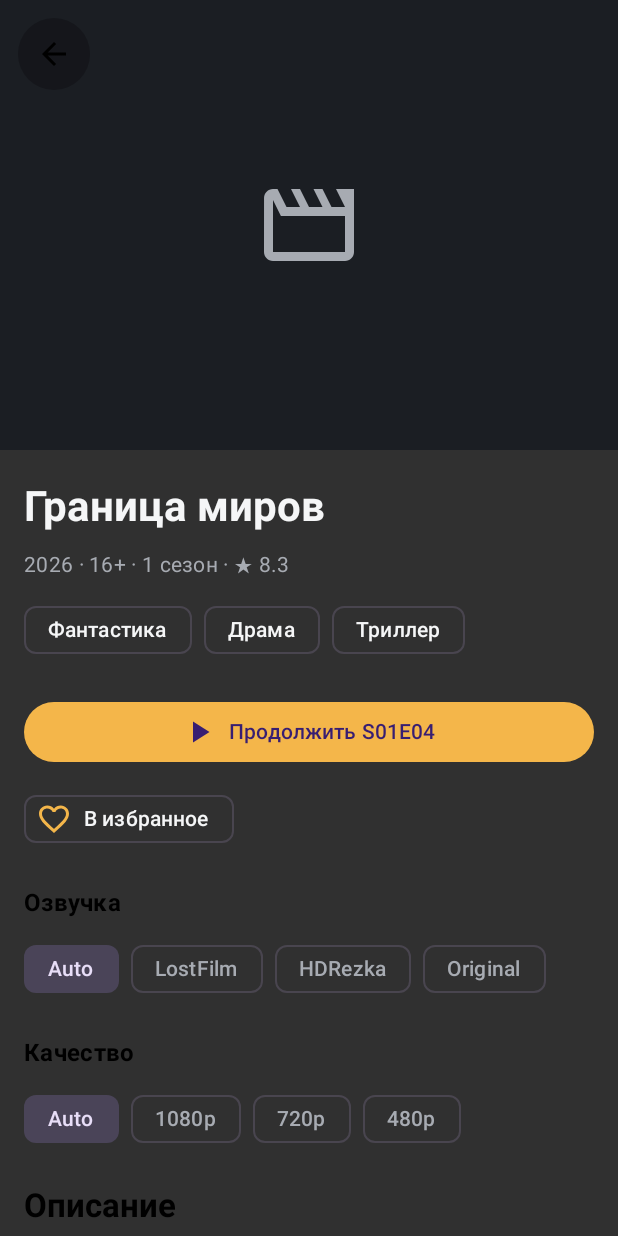
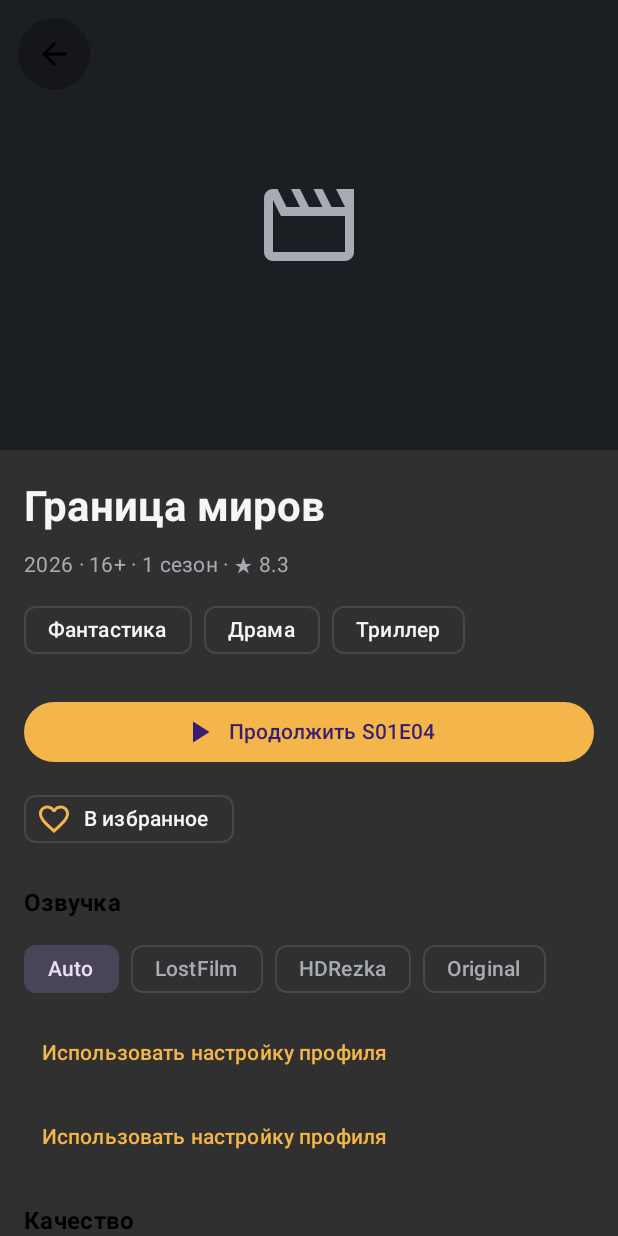
Before and after one commit to KatiSim/Movia, an Android app built with Jetpack Compose: the screen it shows after launch (MainActivity), after a tap on "Auto", on a phone screen of 412 x 824 dp. Run offline under Robolectric (Android 15) with nearby library versions, the light colour scheme and no system bars; 3 other taps on this screen came first.

Commit message:
state: add per-title overrides and resume progress

```diff
--- a/app/src/main/java/app/viora/android/data/preferences/VioraPreferencesRepository.kt
+++ b/app/src/main/java/app/viora/android/data/preferences/VioraPreferencesRepository.kt
@@ -5,6 +5,7 @@ import androidx.datastore.preferences.core.Preferences
 import androidx.datastore.preferences.core.booleanPreferencesKey
 import androidx.datastore.preferences.core.edit
 import androidx.datastore.preferences.core.emptyPreferences
+import androidx.datastore.preferences.core.longPreferencesKey
 import androidx.datastore.preferences.core.stringPreferencesKey
 import androidx.datastore.preferences.core.stringSetPreferencesKey
 import androidx.datastore.preferences.preferencesDataStore
@@ -14,6 +15,7 @@ import kotlinx.coroutines.flow.catch
 import kotlinx.coroutines.flow.map
 
 private val Context.vioraDataStore by preferencesDataStore(name = "viora_preferences")
+private const val ENTRY_SEPARATOR = "\u001F"
 
 data class PlaybackPreferences(
     val audio: String = "Auto",
@@ -22,6 +24,24 @@ data class PlaybackPreferences(
     val autoNextEnabled: Boolean = true,
     val wifiOnlyDownloads: Boolean = true,
 )
+
+data class TitlePlaybackPreferences(
+    val audio: String? = null,
+    val quality: String? = null,
+)
+
+data class PlaybackProgress(
+    val title: String = "",
+    val positionMs: Long = 0L,
+    val durationMs: Long = 0L,
+) {
+    val fraction: Float
+        get() = if (durationMs > 0L) {
+            (positionMs.toDouble() / durationMs.toDouble()).coerceIn(0.0, 1.0).toFloat()
+        } else {
+            0f
+        }
+}
 
 class VioraPreferencesRepository(
     private val context: Context,
@@ -33,6 +53,11 @@ class VioraPreferencesRepository(
         val autoNext = booleanPreferencesKey("playback_auto_next")
         val wifiOnlyDownloads = booleanPreferencesKey("downloads_wifi_only")
         val favorites = stringSetPreferencesKey("library_favorites")
+        val titleAudioOverrides = stringSetPreferencesKey("title_audio_overrides")
+        val titleQualityOverrides = stringSetPreferencesKey("title_quality_overrides")
+        val lastTitle = stringPreferencesKey("last_playback_title")
+        val lastPosition = longPreferencesKey("last_playback_position_ms")
+        val lastDuration = longPreferencesKey("last_playback_duration_ms")
     }
 
     private val safeData: Flow<Preferences> = context.vioraDataStore.data.catch { error ->
@@ -51,6 +76,21 @@ class VioraPreferencesRepository(
 
     val favorites: Flow<Set<String>> = safeData.map { prefs ->
         prefs[Keys.favorites].orEmpty()
+    }
+
+    val lastProgress: Flow<PlaybackProgress> = safeData.map { prefs ->
+        PlaybackProgress(
+            title = prefs[Keys.lastTitle].orEmpty(),
+            positionMs = prefs[Keys.lastPosition] ?: 0L,
+            durationMs = prefs[Keys.lastDuration] ?: 0L,
+        )
+    }
+
+    fun titlePlaybackPreferences(title: String): Flow<TitlePlaybackPreferences> = safeData.map { prefs ->
+        TitlePlaybackPreferences(
+            audio = findOverride(prefs[Keys.titleAudioOverrides].orEmpty(), title),
+            quality = findOverride(prefs[Keys.titleQualityOverrides].orEmpty(), title),
+        )
     }
 
     suspend fun setAudio(value: String) {
@@ -80,4 +120,39 @@ class VioraPreferencesRepository(
             prefs[Keys.favorites] = next
         }
     }
+
+    suspend fun setTitleAudio(title: String, value: String?) {
+        updateOverride(Keys.titleAudioOverrides, title, value)
+    }
+
+    suspend fun setTitleQuality(title: String, value: String?) {
+        updateOverride(Keys.titleQualityOverrides, title, value)
+    }
+
+    suspend fun saveProgress(title: String, positionMs: Long, durationMs: Long) {
+        if (title.isBlank() || positionMs < 0L) return
+        context.vioraDataStore.edit { prefs ->
+            prefs[Keys.lastTitle] = title
+            prefs[Keys.lastPosition] = positionMs
+            if (durationMs > 0L) prefs[Keys.lastDuration] = durationMs
+        }
+    }
+
+    private suspend fun updateOverride(
+        key: Preferences.Key<Set<String>>,
+        title: String,
+        value: String?,
+    ) {
+        context.vioraDataStore.edit { prefs ->
+            val entries = prefs[key].orEmpty().toMutableSet()
+            entries.removeAll { entry -> entry.substringBefore(ENTRY_SEPARATOR) == title }
+            if (value != null) entries += "$title$ENTRY_SEPARATOR$value"
+            prefs[key] = entries
+        }
+    }
+
+    private fun findOverride(entries: Set<String>, title: String): String? = entries
+        .firstOrNull { entry -> entry.substringBefore(ENTRY_SEPARATOR) == title }
+        ?.substringAfter(ENTRY_SEPARATOR, missingDelimiterValue = "")
+        ?.takeIf { it.isNotEmpty() }
 }
--- a/app/src/main/java/app/viora/android/ui/VioraApp.kt
+++ b/app/src/main/java/app/viora/android/ui/VioraApp.kt
@@ -31,6 +31,8 @@ import androidx.compose.ui.Modifier
 import androidx.compose.ui.graphics.vector.ImageVector
 import androidx.compose.ui.platform.LocalContext
 import app.viora.android.data.preferences.PlaybackPreferences
+import app.viora.android.data.preferences.PlaybackProgress
+import app.viora.android.data.preferences.TitlePlaybackPreferences
 import app.viora.android.data.preferences.VioraPreferencesRepository
 import app.viora.android.ui.catalog.CatalogScreen
 import app.viora.android.ui.details.DetailsScreen
@@ -65,10 +67,9 @@ fun VioraApp() {
             VioraPreferencesRepository(context.applicationContext)
         }
         val scope = rememberCoroutineScope()
-        val playbackPreferences by preferencesRepository.playbackPreferences.collectAsState(
-            initial = PlaybackPreferences(),
-        )
+        val playbackPreferences by preferencesRepository.playbackPreferences.collectAsState(initial = PlaybackPreferences())
         val favorites by preferencesRepository.favorites.collectAsState(initial = emptySet())
+        val lastProgress by preferencesRepository.lastProgress.collectAsState(initial = PlaybackProgress())
 
         var selectedIndex by rememberSaveable { mutableIntStateOf(0) }
         var detailsTitle by rememberSaveable { mutableStateOf<String?>(null) }
@@ -76,9 +77,14 @@ fun VioraApp() {
         var playbackSettingsOpen by rememberSaveable { mutableStateOf(false) }
 
         if (playTitle != null) {
+            val title = playTitle.orEmpty()
             PlayerScreen(
-                title = playTitle.orEmpty(),
+                title = title,
                 onBack = { playTitle = null },
+                startPositionMs = if (lastProgress.title == title) lastProgress.positionMs else 0L,
+                onProgress = { positionMs, durationMs ->
+                    scope.launch { preferencesRepository.saveProgress(title, positionMs, durationMs) }
+                },
                 modifier = Modifier.fillMaxSize(),
             )
             return@VioraTheme
@@ -86,22 +92,33 @@ fun VioraApp() {
 
         if (detailsTitle != null) {
             val title = detailsTitle.orEmpty()
+            val titlePreferencesFlow = remember(title, preferencesRepository) {
+                preferencesRepository.titlePlaybackPreferences(title)
+            }
+            val titlePreferences by titlePreferencesFlow.collectAsState(initial = TitlePlaybackPreferences())
+            val resolvedAudio = titlePreferences.audio ?: playbackPreferences.audio
+            val resolvedQuality = titlePreferences.quality ?: playbackPreferences.quality
+
             DetailsScreen(
                 title = title,
                 onBack = { detailsTitle = null },
                 onPlay = { playTitle = it },
                 favorite = title in favorites,
-                selectedAudio = playbackPreferences.audio,
-                selectedQuality = playbackPreferences.quality,
+                selectedAudio = resolvedAudio,
+                selectedQuality = resolvedQuality,
                 onFavoriteChange = { favorite ->
                     scope.launch { preferencesRepository.setFavorite(title, favorite) }
                 },
                 onAudioSelected = { audio ->
-                    scope.launch { preferencesRepository.setAudio(audio) }
+                    scope.launch { preferencesRepository.setTitleAudio(title, audio) }
                 },
                 onQualitySelected = { quality ->
-                    scope.launch { preferencesRepository.setQuality(quality) }
+                    scope.launch { preferencesRepository.setTitleQuality(title, quality) }
                 },
+                audioIsOverride = titlePreferences.audio != null,
+                qualityIsOverride = titlePreferences.quality != null,
+                onResetAudio = { scope.launch { preferencesRepository.setTitleAudio(title, null) } },
+                onResetQuality = { scope.launch { preferencesRepository.setTitleQuality(title, null) } },
                 modifier = Modifier.fillMaxSize(),
             )
             return@VioraTheme
@@ -146,7 +163,9 @@ fun VioraApp() {
                 0 -> HomeScreen(
                     modifier = Modifier.fillMaxSize(),
                     contentPadding = innerPadding,
+                    progress = lastProgress,
                     onOpenDetails = { detailsTitle = it },
+                    onContinue = { playTitle = it },
                 )
                 1 -> CatalogScreen(
                     modifier = Modifier.fillMaxSize(),
--- a/app/src/main/java/app/viora/android/ui/details/DetailsScreen.kt
+++ b/app/src/main/java/app/viora/android/ui/details/DetailsScreen.kt
@@ -29,6 +29,7 @@ import androidx.compose.material3.Icon
 import androidx.compose.material3.IconButton
 import androidx.compose.material3.MaterialTheme
 import androidx.compose.material3.Text
+import androidx.compose.material3.TextButton
 import androidx.compose.runtime.Composable
 import androidx.compose.ui.Alignment
 import androidx.compose.ui.Modifier
@@ -51,6 +52,10 @@ fun DetailsScreen(
     onFavoriteChange: (Boolean) -> Unit = {},
     onAudioSelected: (String) -> Unit = {},
     onQualitySelected: (String) -> Unit = {},
+    audioIsOverride: Boolean = false,
+    qualityIsOverride: Boolean = false,
+    onResetAudio: () -> Unit = {},
+    onResetQuality: () -> Unit = {},
     modifier: Modifier = Modifier,
 ) {
     val isSeries = title == "Нулевая орбита" || title == "Граница миров"
@@ -147,6 +152,8 @@ fun DetailsScreen(
                 options = audioOptions,
                 selected = selectedAudio,
                 onSelect = onAudioSelected,
+                isOverride = audioIsOverride,
+                onReset = onResetAudio,
             )
         }
 
@@ -156,6 +163,8 @@ fun DetailsScreen(
                 options = qualityOptions,
                 selected = selectedQuality,
                 onSelect = onQualitySelected,
+                isOverride = qualityIsOverride,
+                onReset = onResetQuality,
             )
         }
 
@@ -209,6 +218,8 @@ private fun SelectorSection(
     options: List<String>,
     selected: String,
     onSelect: (String) -> Unit,
+    isOverride: Boolean,
+    onReset: () -> Unit,
 ) {
     Column(
         modifier = Modifier.padding(horizontal = 16.dp),
@@ -222,6 +233,16 @@ private fun SelectorSection(
                     onClick = { onSelect(option) },
                     label = { Text(option) },
                 )
+            }
+        }
+        if (isOverride) {
+            TextButton(onClick = onReset) {
+                Text("Использовать настройку профиля")
+            }
+        }
+        if (isOverride) {
+            TextButton(onClick = onReset) {
+                Text("Использовать настройку профиля")
             }
         }
     }
--- a/app/src/main/java/app/viora/android/ui/home/HomeScreen.kt
+++ b/app/src/main/java/app/viora/android/ui/home/HomeScreen.kt
@@ -28,13 +28,11 @@ import androidx.compose.ui.Modifier
 import androidx.compose.ui.draw.clip
 import androidx.compose.ui.text.font.FontWeight
 import androidx.compose.ui.unit.dp
+import app.viora.android.data.preferences.PlaybackProgress
 import app.viora.android.ui.components.MediaCard
 import app.viora.android.ui.components.SectionHeader
 
-data class HomeMediaItem(
-    val title: String,
-    val meta: String,
-)
+data class HomeMediaItem(val title: String, val meta: String)
 
 private val recommendedItems = listOf(
     HomeMediaItem("Граница миров", "2026 · ★ 8.1"),
@@ -54,7 +52,9 @@ private val newItems = listOf(
 fun HomeScreen(
     contentPadding: PaddingValues,
     modifier: Modifier = Modifier,
+    progress: PlaybackProgress = PlaybackProgress(),
     onOpenDetails: (String) -> Unit = {},
+    onContinue: (String) -> Unit = {},
 ) {
     LazyColumn(
         modifier = modifier,
@@ -68,108 +68,68 @@ fun HomeScreen(
     ) {
         item {
             Column(verticalArrangement = Arrangement.spacedBy(4.dp)) {
-                Text(
-                    text = "Viora",
-                    style = MaterialTheme.typography.headlineMedium,
-                    fontWeight = FontWeight.Bold,
-                    color = MaterialTheme.colorScheme.primary,
-                )
-                Text(
-                    text = "Смотрите дальше с того места, где остановились",
-                    style = MaterialTheme.typography.bodyMedium,
-                    color = MaterialTheme.colorScheme.onSurfaceVariant,
-                )
+                Text("Viora", style = MaterialTheme.typography.headlineMedium, fontWeight = FontWeight.Bold, color = MaterialTheme.colorScheme.primary)
+                Text("Смотрите дальше с того места, где остановились", style = MaterialTheme.typography.bodyMedium, color = MaterialTheme.colorScheme.onSurfaceVariant)
             }
         }
 
         item {
             Column(verticalArrangement = Arrangement.spacedBy(12.dp)) {
                 SectionHeader(title = "Продолжить просмотр")
-                ContinueWatchingCard(onOpenDetails)
+                ContinueWatchingCard(progress = progress, onOpenDetails = onOpenDetails, onContinue = onContinue)
             }
         }
 
-        item {
-            MediaSection(
-                title = "Для вас",
-                items = recommendedItems,
-                onOpenDetails = onOpenDetails,
-            )
-        }
-
-        item {
-            MediaSection(
-                title = "Новинки",
-                items = newItems,
-                onOpenDetails = onOpenDetails,
-            )
-        }
+        item { MediaSection("Для вас", recommendedItems, onOpenDetails) }
+        item { MediaSection("Новинки", newItems, onOpenDetails) }
     }
 }
 
 @Composable
-private fun ContinueWatchingCard(onOpenDetails: (String) -> Unit) {
+private fun ContinueWatchingCard(
+    progress: PlaybackProgress,
+    onOpenDetails: (String) -> Unit,
+    onContinue: (String) -> Unit,
+) {
+    val hasRealProgress = progress.title.isNotBlank() && progress.positionMs > 0L
+    val title = if (hasRealProgress) progress.title else "Нулевая орбита"
+    val fraction = if (hasRealProgress) progress.fraction else 0.62f
+    val subtitle = if (hasRealProgress && progress.durationMs > 0L) {
+        val remainingMinutes = ((progress.durationMs - progress.positionMs).coerceAtLeast(0L) / 60_000L)
+        "Продолжить · осталось ≈ $remainingMinutes мин"
+    } else {
+        "S01E04 · осталось 18 мин"
+    }
+
     Column(
-        modifier = Modifier
-            .fillMaxWidth()
-            .clip(RoundedCornerShape(20.dp))
-            .background(MaterialTheme.colorScheme.surface)
-            .padding(16.dp),
+        modifier = Modifier.fillMaxWidth().clip(RoundedCornerShape(20.dp)).background(MaterialTheme.colorScheme.surface).padding(16.dp),
         verticalArrangement = Arrangement.spacedBy(14.dp),
     ) {
-        Row(
-            verticalAlignment = Alignment.CenterVertically,
-        ) {
+        Row(verticalAlignment = Alignment.CenterVertically) {
             Box(
-                modifier = Modifier
-                    .width(112.dp)
-                    .height(72.dp)
-                    .clip(RoundedCornerShape(14.dp))
-                    .background(MaterialTheme.colorScheme.surfaceVariant),
+                modifier = Modifier.width(112.dp).height(72.dp).clip(RoundedCornerShape(14.dp)).background(MaterialTheme.colorScheme.surfaceVariant),
                 contentAlignment = Alignment.Center,
             ) {
-                Icon(
-                    imageVector = Icons.Outlined.PlayArrow,
-                    contentDescription = null,
-                    tint = MaterialTheme.colorScheme.primary,
-                )
+                Icon(Icons.Outlined.PlayArrow, contentDescription = null, tint = MaterialTheme.colorScheme.primary)
             }
-            Spacer(modifier = Modifier.width(14.dp))
-            Column(
-                modifier = Modifier.weight(1f),
-                verticalArrangement = Arrangement.spacedBy(4.dp),
-            ) {
-                Text(
-                    text = "Нулевая орбита",
-                    style = MaterialTheme.typography.titleMedium,
-                    fontWeight = FontWeight.SemiBold,
-                    color = MaterialTheme.colorScheme.onSurface,
-                )
-                Text(
-                    text = "S01E04 · осталось 18 мин",
-                    style = MaterialTheme.typography.bodySmall,
-                    color = MaterialTheme.colorScheme.onSurfaceVariant,
-                )
+            Spacer(Modifier.width(14.dp))
+            Column(Modifier.weight(1f), verticalArrangement = Arrangement.spacedBy(4.dp)) {
+                Text(title, style = MaterialTheme.typography.titleMedium, fontWeight = FontWeight.SemiBold, color = MaterialTheme.colorScheme.onSurface)
+                Text(subtitle, style = MaterialTheme.typography.bodySmall, color = MaterialTheme.colorScheme.onSurfaceVariant)
             }
         }
 
         LinearProgressIndicator(
-            progress = { 0.62f },
-            modifier = Modifier
-                .fillMaxWidth()
-                .height(4.dp)
-                .clip(RoundedCornerShape(999.dp)),
+            progress = { fraction },
+            modifier = Modifier.fillMaxWidth().height(4.dp).clip(RoundedCornerShape(999.dp)),
         )
 
         Button(
-            onClick = { onOpenDetails("Нулевая орбита") },
+            onClick = { if (hasRealProgress) onContinue(title) else onOpenDetails(title) },
             modifier = Modifier.fillMaxWidth(),
         ) {
-            Icon(
-                imageVector = Icons.Outlined.PlayArrow,
-                contentDescription = null,
-            )
-            Spacer(modifier = Modifier.width(8.dp))
+            Icon(Icons.Outlined.PlayArrow, contentDescription = null)
+            Spacer(Modifier.width(8.dp))
             Text("Продолжить")
         }
     }
@@ -183,16 +143,9 @@ private fun MediaSection(
 ) {
     Column(verticalArrangement = Arrangement.spacedBy(12.dp)) {
         SectionHeader(title = title)
-        LazyRow(
-            horizontalArrangement = Arrangement.spacedBy(12.dp),
-            contentPadding = PaddingValues(end = 8.dp),
-        ) {
+        LazyRow(horizontalArrangement = Arrangement.spacedBy(12.dp), contentPadding = PaddingValues(end = 8.dp)) {
             items(items) { item ->
-                MediaCard(
-                    title = item.title,
-                    meta = item.meta,
-                    onClick = { onOpenDetails(item.title) },
-                )
+                MediaCard(title = item.title, meta = item.meta, onClick = { onOpenDetails(item.title) })
             }
         }
     }
```
Also changed, not shown: app/src/main/java/app/viora/android/ui/player/PlayerScreen.kt (+26 -29 lines).
